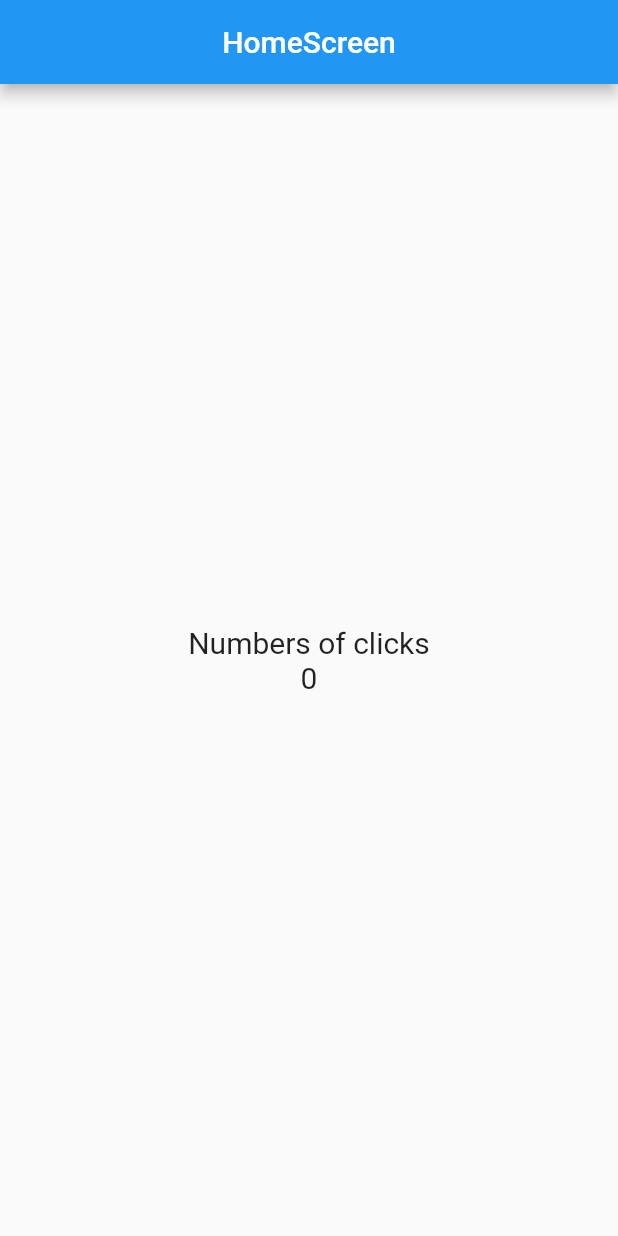
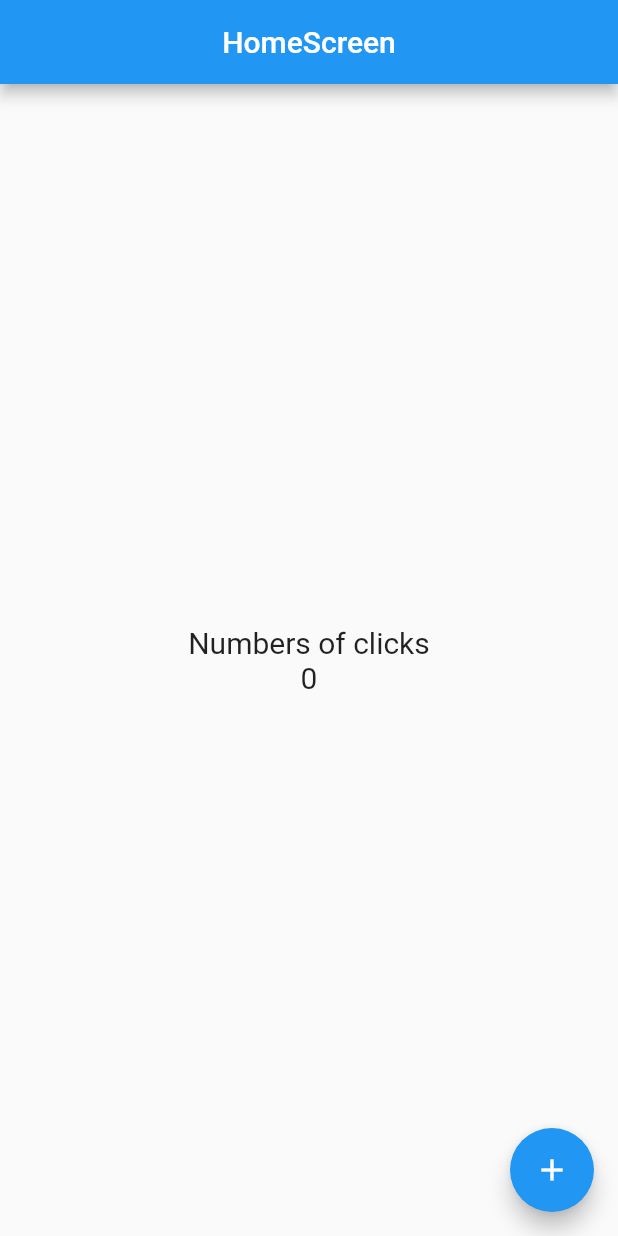
Before and after one commit to luisfdomontoya/counter_app, a Flutter app: the screen it shows after launch, on a phone screen of 412 x 824 dp. Run offline on Flutter 3.47's test engine with Material 2 defaults, Android fonts, the phone set to English and light mode, and no system bars.

Commit message:
HomeScreen -- create FloatingActionButton

```diff
--- a/lib/screens/home_screen.dart
+++ b/lib/screens/home_screen.dart
@@ -8,9 +8,8 @@ class HomeScreen extends StatelessWidget {
     const $fontsize20 = TextStyle(fontSize: 20);
     return Scaffold(
       appBar: AppBar(
-        title: const Center(
-          child: Text('HomeScreen'),
-        ),
+        centerTitle: true,
+        title: const Text('HomeScreen'),
       ),
       body: Center(
         child: Column(
@@ -27,6 +26,10 @@ class HomeScreen extends StatelessWidget {
           ],
         ),
       ),
+      floatingActionButton: FloatingActionButton(
+        child: const Icon(Icons.add),
+        onPressed: () {},
+      ),
     );
   }
 }
```
